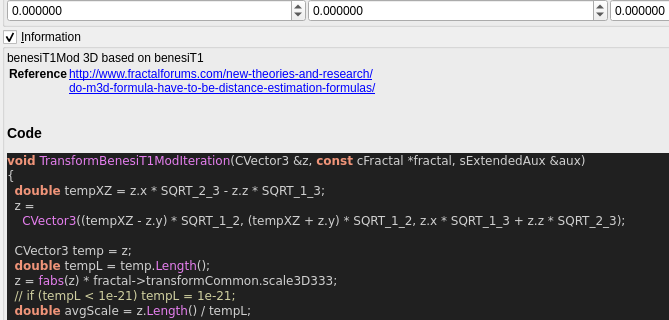
This is mandelbulber2/qt_data/fractal_transf_benesi_t1_mod.ui in buddhi1980/mandelbulber2 as Qt 5 draws it before an edit; both pictures show x 0 to 669 and y 303 to 623 of the 916 by 1033 pixel window. The edited form follows.
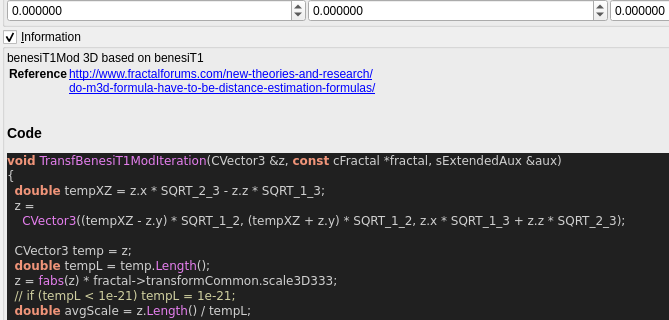
This is the edited form. Custom widgets are drawn as their Qt base class.

```diff
--- a/mandelbulber2/qt_data/fractal_transf_benesi_t1_mod.ui
+++ b/mandelbulber2/qt_data/fractal_transf_benesi_t1_mod.ui
@@ -658,7 +658,7 @@
 &lt;/table&gt;
 &lt;h3&gt;Code&lt;/h3&gt;
 &lt;body style=&quot;background-color:#202020&quot;&gt;
-&lt;pre style=&quot;color:#d0d0d0; background-color:#202020;  font-family:'Courier New',monospace;&quot;&gt;&lt;span style=&quot;color:#f09479; font-weight:bold&quot;&gt;void&lt;/span&gt; &lt;span style=&quot;color:#e47eed&quot;&gt;TransformBenesiT1ModIteration&lt;/span&gt;&lt;span style=&quot;color:#d0d0d0&quot;&gt;(&lt;/span&gt;CVector3 &lt;span style=&quot;color:#d0d0d0&quot;&gt;&amp;amp;&lt;/span&gt;z&lt;span style=&quot;color:#d0d0d0&quot;&gt;,&lt;/span&gt; &lt;span style=&quot;color:#f09479; font-weight:bold&quot;&gt;const&lt;/span&gt; cFractal &lt;span style=&quot;color:#d0d0d0&quot;&gt;*&lt;/span&gt;fractal&lt;span style=&quot;color:#d0d0d0&quot;&gt;,&lt;/span&gt; sExtendedAux &lt;span style=&quot;color:#d0d0d0&quot;&gt;&amp;amp;&lt;/span&gt;aux&lt;span style=&quot;color:#d0d0d0&quot;&gt;)&lt;/span&gt;
+&lt;pre style=&quot;color:#d0d0d0; background-color:#202020;  font-family:'Courier New',monospace;&quot;&gt;&lt;span style=&quot;color:#f09479; font-weight:bold&quot;&gt;void&lt;/span&gt; &lt;span style=&quot;color:#e47eed&quot;&gt;TransfBenesiT1ModIteration&lt;/span&gt;&lt;span style=&quot;color:#d0d0d0&quot;&gt;(&lt;/span&gt;CVector3 &lt;span style=&quot;color:#d0d0d0&quot;&gt;&amp;amp;&lt;/span&gt;z&lt;span style=&quot;color:#d0d0d0&quot;&gt;,&lt;/span&gt; &lt;span style=&quot;color:#f09479; font-weight:bold&quot;&gt;const&lt;/span&gt; cFractal &lt;span style=&quot;color:#d0d0d0&quot;&gt;*&lt;/span&gt;fractal&lt;span style=&quot;color:#d0d0d0&quot;&gt;,&lt;/span&gt; sExtendedAux &lt;span style=&quot;color:#d0d0d0&quot;&gt;&amp;amp;&lt;/span&gt;aux&lt;span style=&quot;color:#d0d0d0&quot;&gt;)&lt;/span&gt;
 &lt;span style=&quot;color:#d0d0d0&quot;&gt;{&lt;/span&gt;
   &lt;span style=&quot;color:#f09479; font-weight:bold&quot;&gt;double&lt;/span&gt; tempXZ &lt;span style=&quot;color:#d0d0d0&quot;&gt;=&lt;/span&gt; z&lt;span style=&quot;color:#d0d0d0&quot;&gt;.&lt;/span&gt;x &lt;span style=&quot;color:#d0d0d0&quot;&gt;*&lt;/span&gt; SQRT_2_3 &lt;span style=&quot;color:#d0d0d0&quot;&gt;-&lt;/span&gt; z&lt;span style=&quot;color:#d0d0d0&quot;&gt;.&lt;/span&gt;z &lt;span style=&quot;color:#d0d0d0&quot;&gt;*&lt;/span&gt; SQRT_1_3&lt;span style=&quot;color:#d0d0d0&quot;&gt;;&lt;/span&gt;
   z &lt;span style=&quot;color:#d0d0d0&quot;&gt;=&lt;/span&gt;
```
Left out of the diff: 4 changed lines with no effect on the pictures.
